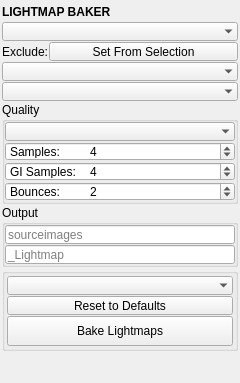
This is mayatk/light_utils/lightmap_baker/lightmap_baker.ui in m3trik/mayatk as Qt 5 draws it before an edit. The edited form follows.
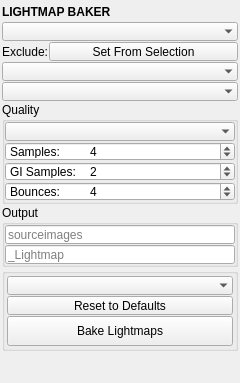
This is the edited form. Custom widgets are drawn as their Qt base class.

What changed in the file:
```diff
--- a/mayatk/light_utils/lightmap_baker/lightmap_baker.ui
+++ b/mayatk/light_utils/lightmap_baker/lightmap_baker.ui
@@ -347,7 +347,7 @@
             <number>32</number>
            </property>
            <property name="value">
-            <number>4</number>
+            <number>2</number>
            </property>
           </widget>
          </item>
@@ -378,7 +378,7 @@
             <number>16</number>
            </property>
            <property name="value">
-            <number>2</number>
+            <number>4</number>
            </property>
           </widget>
          </item>
```
Left out of the diff: 6 changed lines with no effect on the pictures.
